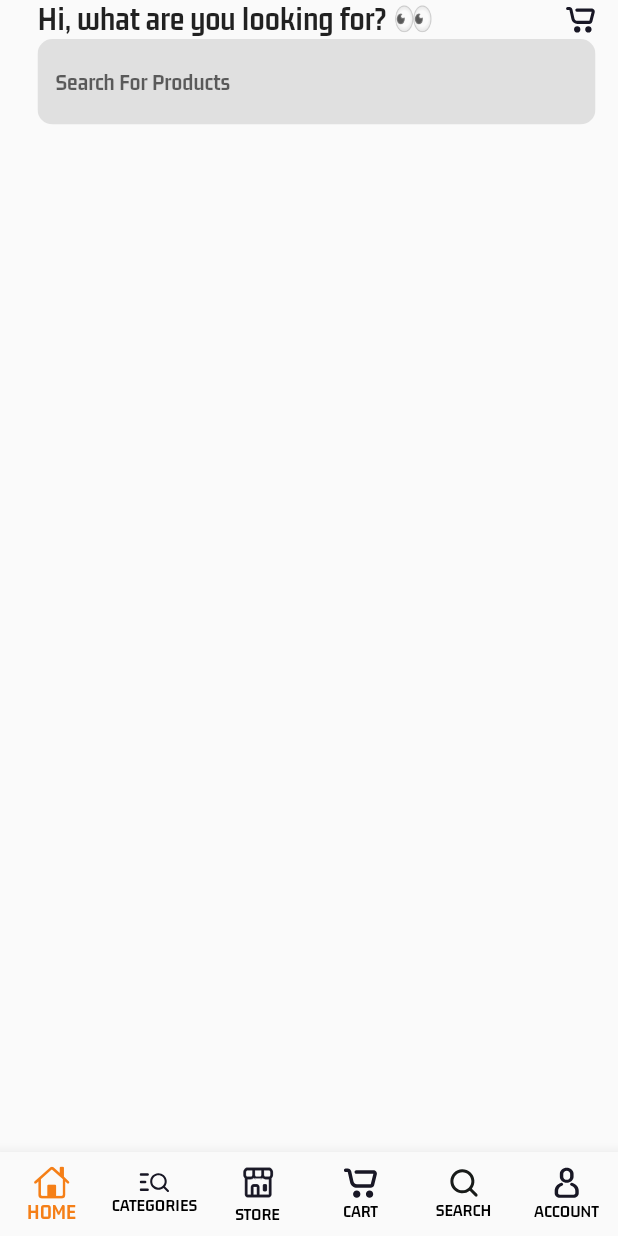
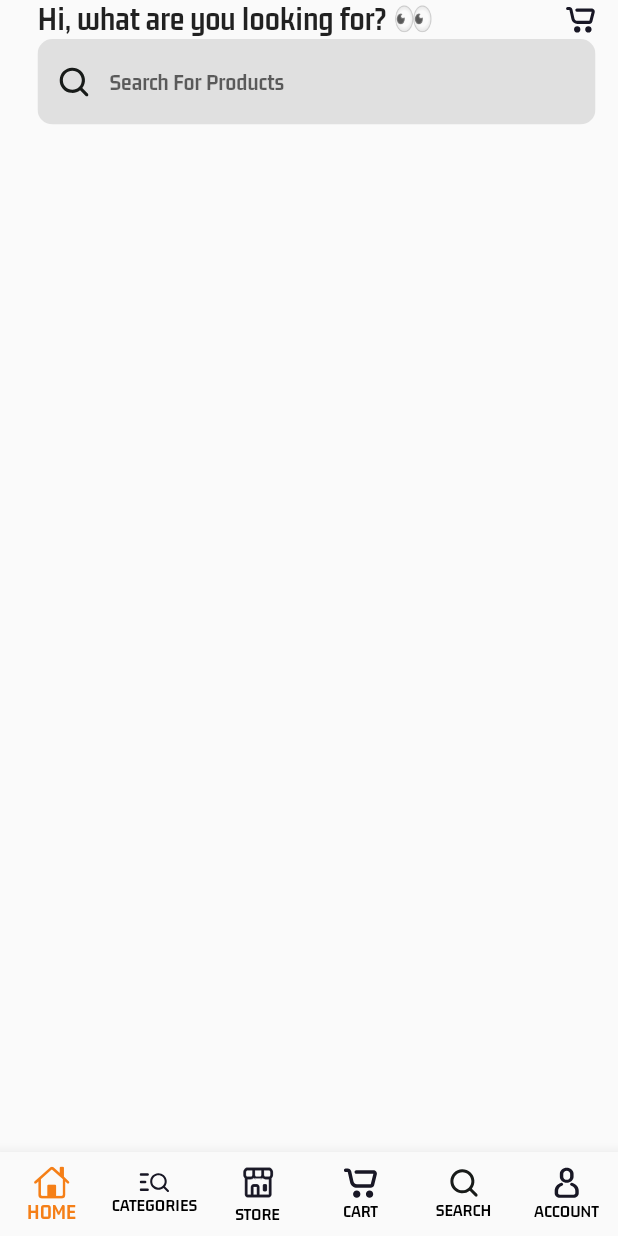
Before and after one commit to liqiang0330/FlutterMultiStoreApp, a Flutter app: the screen it shows after launch, on a phone screen of 412 x 824 dp. Run offline on Flutter 3.47's test engine with Material 2 defaults, Android fonts, the phone set to English and light mode, and no system bars; our stand-ins replace flutter_svg.

Commit message:
Add prefix icon to search bar of buyers home screen

```diff
--- a/lib/views/buyers/nav_screens/home_screen.dart
+++ b/lib/views/buyers/nav_screens/home_screen.dart
@@ -40,6 +40,10 @@ class HomeScreen extends StatelessWidget {
                 border: OutlineInputBorder(
                   borderSide: BorderSide.none,
                 ),
+                prefixIcon: Padding(
+                  padding: const EdgeInsets.all(14.0),
+                  child: SvgPicture.asset('assets/icons/search.svg', width: 10,),
+                ),
               ),
             ),
           ),
```
